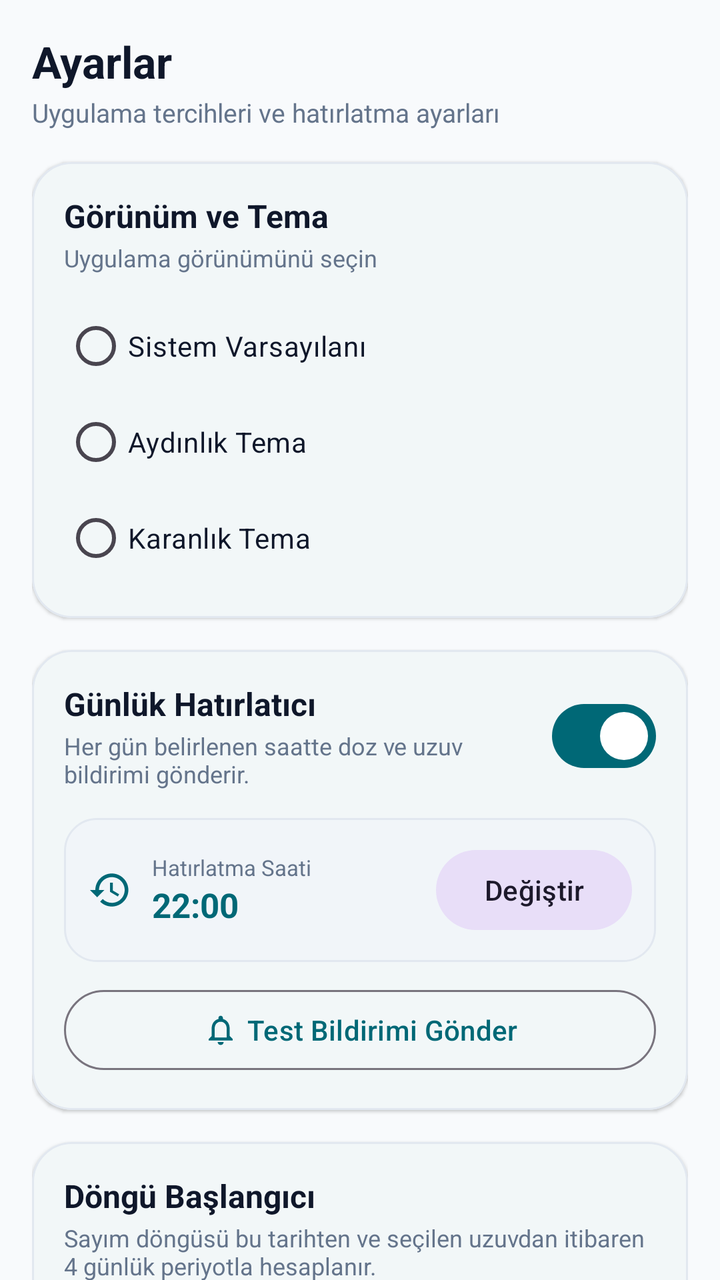
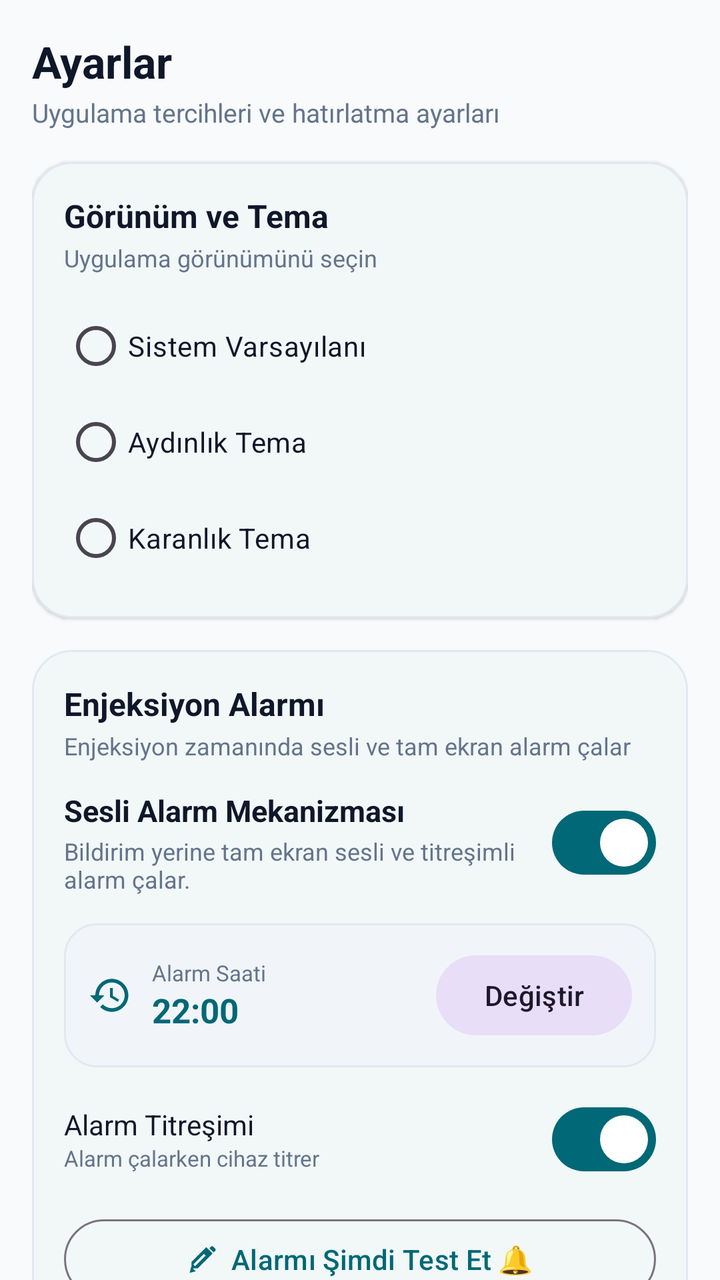

Before-and-after screenshots of an Android layout around one commit, followed by the original layout XML and the change that was made.
<!-- AndroidManifest.xml: application theme Theme.MyApplication -->
<!-- res/layout/view_tab_settings.xml -->
<?xml version="1.0" encoding="utf-8"?>
<androidx.core.widget.NestedScrollView xmlns:android="http://schemas.android.com/apk/res/android"
    xmlns:app="http://schemas.android.com/apk/res-auto"
    android:layout_width="match_parent"
    android:layout_height="match_parent"
    android:fillViewport="true">

    <LinearLayout
        android:layout_width="match_parent"
        android:layout_height="wrap_content"
        android:orientation="vertical"
        android:padding="16dp">

        
        <TextView
            android:layout_width="match_parent"
            android:layout_height="wrap_content"
            android:text="@string/settings_title"
            android:textColor="@color/text_primary_light"
            android:textSize="22sp"
            android:textStyle="bold" />

        <TextView
            android:layout_width="match_parent"
            android:layout_height="wrap_content"
            android:layout_marginTop="2dp"
            android:text="Uygulama tercihleri ve hatırlatma ayarları"
            android:textColor="@color/text_secondary_light"
            android:textSize="13sp" />

        
        <com.google.android.material.card.MaterialCardView
            android:layout_width="match_parent"
            android:layout_height="wrap_content"
            android:layout_marginTop="16dp"
            app:cardBackgroundColor="@color/surface_light"
            app:cardCornerRadius="20dp"
            app:cardElevation="1dp"
            app:strokeColor="@color/border_light"
            app:strokeWidth="1dp">

            <LinearLayout
                android:layout_width="match_parent"
                android:layout_height="wrap_content"
                android:orientation="vertical"
                android:padding="16dp">

                <TextView
                    android:layout_width="wrap_content"
                    android:layout_height="wrap_content"
                    android:text="@string/settings_theme_section"
                    android:textColor="@color/text_primary_light"
                    android:textSize="16sp"
                    android:textStyle="bold" />

                <TextView
                    android:layout_width="wrap_content"
                    android:layout_height="wrap_content"
                    android:layout_marginTop="2dp"
                    android:text="Uygulama görünümünü seçin"
                    android:textColor="@color/text_secondary_light"
                    android:textSize="12sp" />

                <RadioGroup
                    android:id="@+id/rg_theme"
                    android:layout_width="match_parent"
                    android:layout_height="wrap_content"
                    android:layout_marginTop="12dp">

                    <RadioButton
                        android:id="@+id/rb_theme_system"
                        android:layout_width="match_parent"
                        android:layout_height="48dp"
                        android:text="@string/theme_system"
                        android:textColor="@color/text_primary_light"
                        android:textSize="14sp" />

                    <RadioButton
                        android:id="@+id/rb_theme_light"
                        android:layout_width="match_parent"
                        android:layout_height="48dp"
                        android:text="@string/theme_light"
                        android:textColor="@color/text_primary_light"
                        android:textSize="14sp" />

                    <RadioButton
                        android:id="@+id/rb_theme_dark"
                        android:layout_width="match_parent"
                        android:layout_height="48dp"
                        android:text="@string/theme_dark"
                        android:textColor="@color/text_primary_light"
                        android:textSize="14sp" />
                </RadioGroup>
            </LinearLayout>
        </com.google.android.material.card.MaterialCardView>

        
        <com.google.android.material.card.MaterialCardView
            android:layout_width="match_parent"
            android:layout_height="wrap_content"
            android:layout_marginTop="16dp"
            app:cardBackgroundColor="@color/surface_light"
            app:cardCornerRadius="20dp"
            app:cardElevation="1dp"
            app:strokeColor="@color/border_light"
            app:strokeWidth="1dp">

            <LinearLayout
                android:layout_width="match_parent"
                android:layout_height="wrap_content"
                android:orientation="vertical"
                android:padding="16dp">

                <LinearLayout
                    android:layout_width="match_parent"
                    android:layout_height="wrap_content"
                    android:gravity="center_vertical"
                    android:orientation="horizontal">

                    <LinearLayout
                        android:layout_width="0dp"
                        android:layout_height="wrap_content"
                        android:layout_weight="1"
                        android:orientation="vertical">

                        <TextView
                            android:layout_width="wrap_content"
                            android:layout_height="wrap_content"
                            android:text="@string/notification_enable"
                            android:textColor="@color/text_primary_light"
                            android:textSize="16sp"
                            android:textStyle="bold" />

                        <TextView
                            android:layout_width="wrap_content"
                            android:layout_height="wrap_content"
                            android:layout_marginTop="2dp"
                            android:text="@string/notification_enable_desc"
                            android:textColor="@color/text_secondary_light"
                            android:textSize="12sp" />
                    </LinearLayout>

                    <com.google.android.material.materialswitch.MaterialSwitch
                        android:id="@+id/switch_reminder"
                        android:layout_width="wrap_content"
                        android:layout_height="wrap_content"
                        android:checked="true" />
                </LinearLayout>

                
                <LinearLayout
                    android:id="@+id/layout_reminder_time"
                    android:layout_width="match_parent"
                    android:layout_height="wrap_content"
                    android:layout_marginTop="14dp"
                    android:background="@drawable/bg_limb_inactive"
                    android:gravity="center_vertical"
                    android:orientation="horizontal"
                    android:padding="12dp">

                    <ImageView
                        android:layout_width="22dp"
                        android:layout_height="22dp"
                        android:contentDescription="Saat"
                        android:src="@drawable/ic_tab_history"
                        app:tint="@color/primary" />

                    <LinearLayout
                        android:layout_width="0dp"
                        android:layout_height="wrap_content"
                        android:layout_marginStart="10dp"
                        android:layout_weight="1"
                        android:orientation="vertical">

                        <TextView
                            android:layout_width="wrap_content"
                            android:layout_height="wrap_content"
                            android:text="@string/notification_time"
                            android:textColor="@color/text_secondary_light"
                            android:textSize="11sp" />

                        <TextView
                            android:id="@+id/tv_reminder_time_val"
                            android:layout_width="wrap_content"
                            android:layout_height="wrap_content"
                            android:text="22:00"
                            android:textColor="@color/primary"
                            android:textSize="17sp"
                            android:textStyle="bold" />
                    </LinearLayout>

                    <com.google.android.material.button.MaterialButton
                        android:id="@+id/btn_change_time"
                        style="@style/Widget.Material3.Button.TonalButton"
                        android:layout_width="wrap_content"
                        android:layout_height="wrap_content"
                        android:text="Değiştir" />
                </LinearLayout>

                
                <com.google.android.material.button.MaterialButton
                    android:id="@+id/btn_test_notification"
                    style="@style/Widget.Material3.Button.OutlinedButton"
                    android:layout_width="match_parent"
                    android:layout_height="wrap_content"
                    android:layout_marginTop="10dp"
                    android:text="@string/notification_test_btn"
                    app:icon="@drawable/ic_bell"
                    app:iconGravity="textStart"
                    app:iconTint="@color/primary" />
            </LinearLayout>
        </com.google.android.material.card.MaterialCardView>

        
        <com.google.android.material.card.MaterialCardView
            android:layout_width="match_parent"
            android:layout_height="wrap_content"
            android:layout_marginTop="16dp"
            app:cardBackgroundColor="@color/surface_light"
            app:cardCornerRadius="20dp"
            app:cardElevation="1dp"
            app:strokeColor="@color/border_light"
            app:strokeWidth="1dp">

            <LinearLayout
                android:layout_width="match_parent"
                android:layout_height="wrap_content"
                android:orientation="vertical"
                android:padding="16dp">

                <TextView
                    android:layout_width="wrap_content"
                    android:layout_height="wrap_content"
                    android:text="@string/settings_rotation_section"
                    android:textColor="@color/text_primary_light"
                    android:textSize="16sp"
                    android:textStyle="bold" />

                <TextView
                    android:layout_width="wrap_content"
                    android:layout_height="wrap_content"
                    android:layout_marginTop="2dp"
                    android:text="Sayım döngüsü bu tarihten ve seçilen uzuvdan itibaren 4 günlük periyotla hesaplanır."
                    android:textColor="@color/text_secondary_light"
                    android:textSize="12sp" />

                <com.google.android.material.button.MaterialButton
                    android:id="@+id/btn_change_start_date"
                    style="@style/Widget.Material3.Button.OutlinedButton"
                    android:layout_width="match_parent"
                    android:layout_height="wrap_content"
                    android:layout_marginTop="12dp"
                    android:gravity="start|center_vertical"
                    android:text="Başlangıç: Bugün (7 Eylül 2026)"
                    app:icon="@drawable/ic_tab_today"
                    app:iconTint="@color/primary" />
            </LinearLayout>
        </com.google.android.material.card.MaterialCardView>

        
        <com.google.android.material.card.MaterialCardView
            android:layout_width="match_parent"
            android:layout_height="wrap_content"
            android:layout_marginTop="16dp"
            android:layout_marginBottom="40dp"
            app:cardBackgroundColor="@color/surface_light"
            app:cardCornerRadius="20dp"
            app:cardElevation="1dp"
            app:strokeColor="@color/border_light"
            app:strokeWidth="1dp">

            <LinearLayout
                android:layout_width="match_parent"
                android:layout_height="wrap_content"
                android:orientation="vertical"
                android:padding="16dp">

                <TextView
                    android:layout_width="wrap_content"
                    android:layout_height="wrap_content"
                    android:text="@string/settings_data_section"
                    android:textColor="@color/text_primary_light"
                    android:textSize="16sp"
                    android:textStyle="bold" />

                <TextView
                    android:layout_width="wrap_content"
                    android:layout_height="wrap_content"
                    android:layout_marginTop="2dp"
                    android:text="Kayıtlar yalnızca bu cihazda yerel olarak saklanır."
                    android:textColor="@color/text_secondary_light"
                    android:textSize="12sp" />

                <com.google.android.material.button.MaterialButton
                    android:id="@+id/btn_load_sample"
                    style="@style/Widget.Material3.Button.TonalButton"
                    android:layout_width="match_parent"
                    android:layout_height="wrap_content"
                    android:layout_marginTop="12dp"
                    android:text="@string/btn_sample_data"
                    app:icon="@drawable/ic_syringe"
                    app:iconTint="@color/primary" />

                <com.google.android.material.button.MaterialButton
                    android:id="@+id/btn_clear_data"
                    style="@style/Widget.Material3.Button.OutlinedButton"
                    android:layout_width="match_parent"
                    android:layout_height="wrap_content"
                    android:layout_marginTop="8dp"
                    android:text="@string/btn_clear_data"
                    android:textColor="@color/danger"
                    app:icon="@drawable/ic_flame"
                    app:iconTint="@color/danger"
                    app:strokeColor="@color/danger" />
            </LinearLayout>
        </com.google.android.material.card.MaterialCardView>

    </LinearLayout>
</androidx.core.widget.NestedScrollView>
<!-- resources referenced by this layout -->
<resources>
  <color name="border_light">#E2E8F0</color>
  <color name="danger">#EF4444</color>
  <color name="primary">#006876</color>
  <color name="surface_light">#FFFFFF</color>
  <color name="text_primary_light">#0F172A</color>
  <color name="text_secondary_light">#64748B</color>
  <!-- drawable bg_limb_inactive (drawable) -->
  <?xml version="1.0" encoding="utf-8"?>
  <shape xmlns:android="http://schemas.android.com/apk/res/android"
      android:shape="rectangle">
      <corners android:radius="16dp" />
      <solid android:color="@color/surface_variant_light" />
      <stroke
          android:width="1dp"
          android:color="@color/border_light" />
  </shape>
  <!-- drawable ic_bell (drawable) -->
  <vector xmlns:android="http://schemas.android.com/apk/res/android"
      android:width="24dp"
      android:height="24dp"
      android:viewportWidth="24"
      android:viewportHeight="24">
      <path
          android:fillColor="@color/primary"
          android:pathData="M12,22c1.1,0 2,-0.9 2,-2h-4c0,1.1 0.9,2 2,2zm6,-6v-5c0,-3.07 -1.63,-5.64 -4.5,-6.32V4c0,-0.83 -0.67,-1.5 -1.5,-1.5s-1.5,0.67 -1.5,1.5v0.68C7.64,5.36 6,7.92 6,11v5l-2,2v1h16v-1l-2,-2zm-2,1H8v-6c0,-2.48 1.51,-4.5 4,-4.5s4,2.02 4,4.5v6z" />
  </vector>
  <!-- drawable ic_syringe (drawable) -->
  <vector xmlns:android="http://schemas.android.com/apk/res/android"
      android:width="24dp"
      android:height="24dp"
      android:viewportWidth="24"
      android:viewportHeight="24">
      <path
          android:fillColor="@color/primary"
          android:pathData="M19.07,4.93l-1.41,-1.41c-0.39,-0.39 -1.02,-0.39 -1.41,0l-1.06,1.06 2.83,2.83 1.05,-1.06c0.39,-0.39 0.39,-1.03 0,-1.42zM14.48,5.29l-1.41,-1.41 -9.9,9.9V18h4.24l9.9,-9.9 -2.83,-2.81zM5.59,16.59l-1.18,-1.18 7.07,-7.07 1.18,1.18 -7.07,7.07zM2,21l4,-1 -3,-3 -1,4z" />
  </vector>
  <!-- drawable ic_tab_history (drawable) -->
  <vector xmlns:android="http://schemas.android.com/apk/res/android"
      android:width="24dp"
      android:height="24dp"
      android:viewportWidth="24"
      android:viewportHeight="24">
      <path
          android:fillColor="@color/primary"
          android:pathData="M13,3c-4.97,0 -9,4.03 -9,9H1l3.89,3.89 0.07,0.14L9,12H6c0,-3.87 3.13,-7 7,-7s7,3.13 7,7 -3.13,7 -7,7c-1.93,0 -3.68,-0.79 -4.94,-2.06l-1.42,1.42C8.27,19.99 10.51,21 13,21c4.97,0 9,-4.03 9,-9s-4.03,-9 -9,-9zm-1,5v5l4.28,2.54 0.72,-1.21 -3.5,-2.08V8H12z" />
  </vector>
  <!-- drawable ic_tab_today (drawable) -->
  <vector xmlns:android="http://schemas.android.com/apk/res/android"
      android:width="24dp"
      android:height="24dp"
      android:viewportWidth="24"
      android:viewportHeight="24">
      <path
          android:fillColor="@color/primary"
          android:pathData="M19,4h-1V2h-2v2H8V2H6v2H5C3.89,4 3.01,4.9 3.01,6L3,20c0,1.1 0.89,2 2,2h14c1.1,0 2,-0.9 2,-2V6c0,-1.1 -0.9,-2 -2,-2zm0,16H5V9h14v11zM7,11h5v5H7z" />
  </vector>
  <string name="btn_clear_data">Tüm Verileri Temizle</string>
  <string name="btn_sample_data">Örnek Veri Yükle</string>
  <string name="notification_enable">Günlük Hatırlatıcı</string>
  <string name="notification_enable_desc">Her gün belirlenen saatte doz ve uzuv bildirimi gönderir.</string>
  <string name="notification_test_btn">Test Bildirimi Gönder</string>
  <string name="notification_time">Hatırlatma Saati</string>
  <string name="settings_data_section">Veri Yönetimi</string>
  <string name="settings_rotation_section">Döngü Başlangıcı</string>
  <string name="settings_theme_section">Görünüm ve Tema</string>
  <string name="settings_title">Ayarlar</string>
  <string name="theme_dark">Karanlık Tema</string>
  <string name="theme_light">Aydınlık Tema</string>
  <string name="theme_system">Sistem Varsayılanı</string>
  <color name="surface_variant_light">#F1F5F9</color>
  <color name="accent_orange">#F97316</color>
  <color name="primary_variant">#004E59</color>
  <color name="accent_teal">#0D9488</color>
  <color name="background_light">#F8FAFC</color>
  <!-- unchanged entries left out for length: 2 -->
</resources>

<!-- the commit's change to res/layout/view_tab_settings.xml (unified diff, before → after) -->
@@ -111,9 +111,27 @@
                 android:orientation="vertical"
                 android:padding="16dp">
 
+                <TextView
+                    android:layout_width="wrap_content"
+                    android:layout_height="wrap_content"
+                    android:text="@string/alarm_settings_section"
+                    android:textColor="@color/text_primary_light"
+                    android:textSize="16sp"
+                    android:textStyle="bold" />
+
+                <TextView
+                    android:layout_width="wrap_content"
+                    android:layout_height="wrap_content"
+                    android:layout_marginTop="2dp"
+                    android:text="Enjeksiyon zamanında sesli ve tam ekran alarm çalar"
+                    android:textColor="@color/text_secondary_light"
+                    android:textSize="12sp" />
+
+                
                 <LinearLayout
                     android:layout_width="match_parent"
                     android:layout_height="wrap_content"
+                    android:layout_marginTop="14dp"
                     android:gravity="center_vertical"
                     android:orientation="horizontal">
 
@@ -126,22 +144,22 @@
                         <TextView
                             android:layout_width="wrap_content"
                             android:layout_height="wrap_content"
-                            android:text="@string/notification_enable"
+                            android:text="@string/alarm_enable"
                             android:textColor="@color/text_primary_light"
-                            android:textSize="16sp"
+                            android:textSize="15sp"
                             android:textStyle="bold" />
 
                         <TextView
                             android:layout_width="wrap_content"
                             android:layout_height="wrap_content"
                             android:layout_marginTop="2dp"
-                            android:text="@string/notification_enable_desc"
+                            android:text="@string/alarm_enable_desc"
                             android:textColor="@color/text_secondary_light"
                             android:textSize="12sp" />
                     </LinearLayout>
 
                     <com.google.android.material.materialswitch.MaterialSwitch
-                        android:id="@+id/switch_reminder"
+                        android:id="@+id/switch_alarm"
                         android:layout_width="wrap_content"
                         android:layout_height="wrap_content"
                         android:checked="true" />
@@ -149,7 +167,7 @@
 
                 
                 <LinearLayout
-                    android:id="@+id/layout_reminder_time"
+                    android:id="@+id/layout_alarm_time"
                     android:layout_width="match_parent"
                     android:layout_height="wrap_content"
                     android:layout_marginTop="14dp"
@@ -175,12 +193,12 @@
                         <TextView
                             android:layout_width="wrap_content"
                             android:layout_height="wrap_content"
-                            android:text="@string/notification_time"
+                            android:text="@string/alarm_time"
                             android:textColor="@color/text_secondary_light"
                             android:textSize="11sp" />
 
                         <TextView
-                            android:id="@+id/tv_reminder_time_val"
+                            android:id="@+id/tv_alarm_time_val"
                             android:layout_width="wrap_content"
                             android:layout_height="wrap_content"
                             android:text="22:00"
@@ -190,7 +208,7 @@
                     </LinearLayout>
 
                     <com.google.android.material.button.MaterialButton
-                        android:id="@+id/btn_change_time"
+                        android:id="@+id/btn_change_alarm_time"
                         style="@style/Widget.Material3.Button.TonalButton"
                         android:layout_width="wrap_content"
                         android:layout_height="wrap_content"
@@ -198,14 +216,50 @@
                 </LinearLayout>
 
                 
+                <LinearLayout
+                    android:layout_width="match_parent"
+                    android:layout_height="wrap_content"
+                    android:layout_marginTop="12dp"
+                    android:gravity="center_vertical"
+                    android:orientation="horizontal">
+
+                    <LinearLayout
+                        android:layout_width="0dp"
+                        android:layout_height="wrap_content"
+                        android:layout_weight="1"
+                        android:orientation="vertical">
+
+                        <TextView
+                            android:layout_width="wrap_content"
+                            android:layout_height="wrap_content"
+                            android:text="@string/alarm_vibrate"
+                            android:textColor="@color/text_primary_light"
+                            android:textSize="14sp" />
+
+                        <TextView
+                            android:layout_width="wrap_content"
+                            android:layout_height="wrap_content"
+                            android:text="Alarm çalarken cihaz titrer"
+                            android:textColor="@color/text_secondary_light"
+                            android:textSize="11sp" />
+                    </LinearLayout>
+
+                    <com.google.android.material.materialswitch.MaterialSwitch
+                        android:id="@+id/switch_alarm_vibrate"
+                        android:layout_width="wrap_content"
+                        android:layout_height="wrap_content"
+                        android:checked="true" />
+                </LinearLayout>
+
+                
                 <com.google.android.material.button.MaterialButton
-                    android:id="@+id/btn_test_notification"
+                    android:id="@+id/btn_test_alarm"
                     style="@style/Widget.Material3.Button.OutlinedButton"
                     android:layout_width="match_parent"
                     android:layout_height="wrap_content"
-                    android:layout_marginTop="10dp"
-                    android:text="@string/notification_test_btn"
-                    app:icon="@drawable/ic_bell"
+                    android:layout_marginTop="12dp"
+                    android:text="@string/alarm_test_btn"
+                    app:icon="@drawable/ic_syringe"
                     app:iconGravity="textStart"
                     app:iconTint="@color/primary" />
             </LinearLayout>
<!-- resource entries referenced after the edit -->
@@ -16,16 +16,6 @@
           android:width="1dp"
           android:color="@color/border_light" />
   </shape>
-  <!-- drawable ic_bell (drawable) -->
-  <vector xmlns:android="http://schemas.android.com/apk/res/android"
-      android:width="24dp"
-      android:height="24dp"
-      android:viewportWidth="24"
-      android:viewportHeight="24">
-      <path
-          android:fillColor="@color/primary"
-          android:pathData="M12,22c1.1,0 2,-0.9 2,-2h-4c0,1.1 0.9,2 2,2zm6,-6v-5c0,-3.07 -1.63,-5.64 -4.5,-6.32V4c0,-0.83 -0.67,-1.5 -1.5,-1.5s-1.5,0.67 -1.5,1.5v0.68C7.64,5.36 6,7.92 6,11v5l-2,2v1h16v-1l-2,-2zm-2,1H8v-6c0,-2.48 1.51,-4.5 4,-4.5s4,2.02 4,4.5v6z" />
-  </vector>
   <!-- drawable ic_syringe (drawable) -->
   <vector xmlns:android="http://schemas.android.com/apk/res/android"
       android:width="24dp"
@@ -56,12 +46,14 @@
           android:fillColor="@color/primary"
           android:pathData="M19,4h-1V2h-2v2H8V2H6v2H5C3.89,4 3.01,4.9 3.01,6L3,20c0,1.1 0.89,2 2,2h14c1.1,0 2,-0.9 2,-2V6c0,-1.1 -0.9,-2 -2,-2zm0,16H5V9h14v11zM7,11h5v5H7z" />
   </vector>
+  <string name="alarm_enable">Sesli Alarm Mekanizması</string>
+  <string name="alarm_enable_desc">Bildirim yerine tam ekran sesli ve titreşimli alarm çalar.</string>
+  <string name="alarm_settings_section">Enjeksiyon Alarmı</string>
+  <string name="alarm_test_btn">Alarmı Şimdi Test Et 🔔</string>
+  <string name="alarm_time">Alarm Saati</string>
+  <string name="alarm_vibrate">Alarm Titreşimi</string>
   <string name="btn_clear_data">Tüm Verileri Temizle</string>
   <string name="btn_sample_data">Örnek Veri Yükle</string>
-  <string name="notification_enable">Günlük Hatırlatıcı</string>
-  <string name="notification_enable_desc">Her gün belirlenen saatte doz ve uzuv bildirimi gönderir.</string>
-  <string name="notification_test_btn">Test Bildirimi Gönder</string>
-  <string name="notification_time">Hatırlatma Saati</string>
   <string name="settings_data_section">Veri Yönetimi</string>
   <string name="settings_rotation_section">Döngü Başlangıcı</string>
   <string name="settings_theme_section">Görünüm ve Tema</string>
